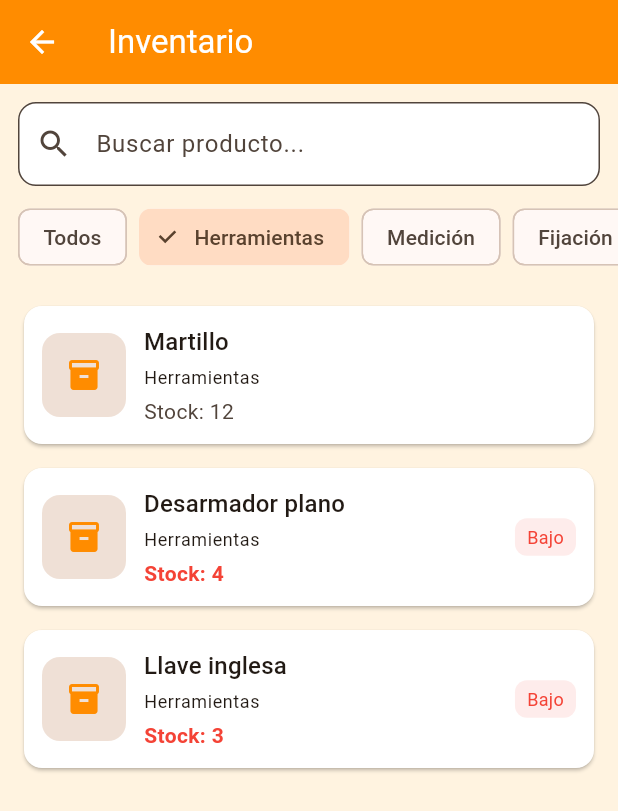
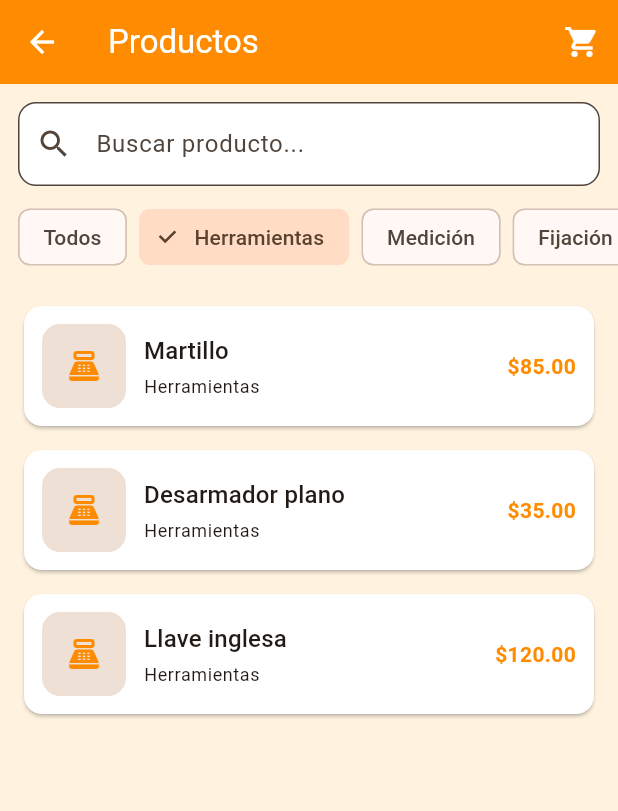
Before and after one commit to leyverAAA/Tlapaleria_app, a Flutter app: the CatalogScreen screen opened directly, after a tap on "Herramientas", on a phone screen of 412 x 824 dp. Shown: the top 811 px of the screen. Run offline on Flutter 3.47's test engine with Material 3 defaults, Android fonts, the phone set to English and light mode, and no system bars.

Commit message:
Convertir app a POS (venta, carrito, cobro simulado) con lógica simple estilo Viveroa

```diff
--- a/lib/core/widgets/product_card.dart
+++ b/lib/core/widgets/product_card.dart
@@ -11,8 +11,6 @@ class ProductCard extends StatelessWidget {
   @override
   Widget build(BuildContext context) {
     final colorScheme = Theme.of(context).colorScheme;
-    final lowStock = product.isLowStock;
-
     return Card(
       child: InkWell(
         borderRadius: BorderRadius.circular(12),
@@ -28,7 +26,7 @@ class ProductCard extends StatelessWidget {
                   color: colorScheme.surfaceContainerHighest,
                   borderRadius: BorderRadius.circular(12),
                 ),
-                child: Icon(Icons.inventory_2, color: colorScheme.primary),
+                child: Icon(Icons.point_of_sale, color: colorScheme.primary),
               ),
               const SizedBox(width: 12),
               Expanded(
@@ -44,36 +42,16 @@ class ProductCard extends StatelessWidget {
                       product.category,
                       style: Theme.of(context).textTheme.bodySmall,
                     ),
-                    const SizedBox(height: 4),
-                    Text(
-                      'Stock: ${product.stock}',
-                      style: TextStyle(
-                        color: lowStock
-                            ? Colors.red
-                            : colorScheme.onSurfaceVariant,
-                        fontWeight: lowStock
-                            ? FontWeight.w600
-                            : FontWeight.normal,
-                      ),
-                    ),
                   ],
                 ),
               ),
-              if (lowStock)
-                Container(
-                  padding: const EdgeInsets.symmetric(
-                    horizontal: 8,
-                    vertical: 4,
-                  ),
-                  decoration: BoxDecoration(
-                    color: Colors.red.withValues(alpha: 0.1),
-                    borderRadius: BorderRadius.circular(8),
-                  ),
-                  child: const Text(
-                    'Bajo',
-                    style: TextStyle(color: Colors.red, fontSize: 12),
-                  ),
+              Text(
+                '\$${product.price.toStringAsFixed(2)}',
+                style: TextStyle(
+                  color: colorScheme.primary,
+                  fontWeight: FontWeight.bold,
                 ),
+              ),
             ],
           ),
         ),
--- a/lib/data/local/products_data.dart
+++ b/lib/data/local/products_data.dart
@@ -9,8 +9,6 @@ class ProductsData {
       category: 'Herramientas',
       description: 'Martillo de acero con mango ergonómico.',
       image: 'assets/images/Logo.png',
-      stock: 12,
-      minStock: 5,
     ),
     Product(
       id: '2',
@@ -19,8 +17,6 @@ class ProductsData {
       category: 'Herramientas',
       description: 'Desarmador plano de 6 pulgadas.',
       image: 'assets/images/Logo.png',
-      stock: 4,
-      minStock: 5,
     ),
     Product(
       id: '3',
@@ -29,8 +25,6 @@ class ProductsData {
       category: 'Medición',
       description: 'Cinta métrica de 5 metros.',
       image: 'assets/images/Logo.png',
-      stock: 8,
-      minStock: 3,
     ),
     Product(
       id: '4',
@@ -39,8 +33,6 @@ class ProductsData {
       category: 'Fijación',
       description: 'Paquete de tornillos para madera.',
       image: 'assets/images/Logo.png',
-      stock: 2,
-      minStock: 6,
     ),
     Product(
       id: '5',
@@ -49,8 +41,6 @@ class ProductsData {
       category: 'Protección',
       description: 'Guantes resistentes para trabajo pesado.',
       image: 'assets/images/Logo.png',
-      stock: 15,
-      minStock: 4,
     ),
     Product(
       id: '6',
@@ -59,8 +49,6 @@ class ProductsData {
       category: 'Herramientas',
       description: 'Llave ajustable de 10 pulgadas.',
       image: 'assets/images/Logo.png',
-      stock: 3,
-      minStock: 3,
     ),
   ];
 }
--- /dev/null
+++ b/lib/features/cart/cart_provider.dart
@@ -0,0 +1,54 @@
+import 'package:flutter/material.dart';
+
+import '../../models/product.dart';
+
+class CartItem {
+  final Product product;
+  int quantity;
+
+  CartItem({required this.product, this.quantity = 1});
+
+  double get subtotal => product.price * quantity;
+}
+
+class CartProvider extends ChangeNotifier {
+  final List<CartItem> _items = [];
+
+  List<CartItem> get items => List.unmodifiable(_items);
+
+  int get itemCount => _items.fold(0, (sum, item) => sum + item.quantity);
+
+  double get total => _items.fold(0, (sum, item) => sum + item.subtotal);
+
+  void add(Product product) {
+    final index = _items.indexWhere((item) => item.product.id == product.id);
+    if (index >= 0) {
+      _items[index].quantity++;
+    } else {
+      _items.add(CartItem(product: product));
+    }
+    notifyListeners();
+  }
+
+  void remove(Product product) {
+    _items.removeWhere((item) => item.product.id == product.id);
+    notifyListeners();
+  }
+
+  void decrease(Product product) {
+    final index = _items.indexWhere((item) => item.product.id == product.id);
+    if (index >= 0) {
+      if (_items[index].quantity > 1) {
+        _items[index].quantity--;
+      } else {
+        _items.removeAt(index);
+      }
+      notifyListeners();
+    }
+  }
+
+  void clear() {
+    _items.clear();
+    notifyListeners();
+  }
+}
--- a/lib/features/cart/inventory_provider.dart
+++ /dev/null
@@ -1,40 +0,0 @@
-import 'package:flutter/material.dart';
-
-import '../../models/product.dart';
-
-class InventoryProvider extends ChangeNotifier {
-  final List<Product> _products = [];
-
-  List<Product> get products => List.unmodifiable(_products);
-
-  List<Product> get lowStockProducts =>
-      _products.where((p) => p.isLowStock).toList();
-
-  int get lowStockCount => lowStockProducts.length;
-
-  void setProducts(List<Product> products) {
-    _products
-      ..clear()
-      ..addAll(products);
-    notifyListeners();
-  }
-
-  void updateStock(String productId, int newStock) {
-    final index = _products.indexWhere((p) => p.id == productId);
-    if (index == -1) return;
-    _products[index] = _products[index].copyWith(
-      stock: newStock < 0 ? 0 : newStock,
-    );
-    notifyListeners();
-  }
-
-  void increaseStock(String productId, [int amount = 1]) {
-    final product = _products.firstWhere((p) => p.id == productId);
-    updateStock(productId, product.stock + amount);
-  }
-
-  void decreaseStock(String productId, [int amount = 1]) {
-    final product = _products.firstWhere((p) => p.id == productId);
-    updateStock(productId, product.stock - amount);
-  }
-}
--- a/lib/features/catalog/catalog_screen.dart
+++ b/lib/features/catalog/catalog_screen.dart
@@ -3,7 +3,9 @@ import 'package:provider/provider.dart';
 
 import '../../core/widgets/product_card.dart';
 import '../../data/repositories/product_repository.dart';
-import '../cart/inventory_provider.dart';
+import '../../models/product.dart';
+import '../cart/cart_provider.dart';
+import '../cart/cart_screen.dart';
 import '../product_detail/product_detail_screen.dart';
 
 class CatalogScreen extends StatefulWidget {
@@ -15,6 +17,7 @@ class CatalogScreen extends StatefulWidget {
 
 class _CatalogScreenState extends State<CatalogScreen> {
   final ProductRepository _repository = ProductRepository();
+  List<Product> _products = [];
   String _query = '';
   String? _category;
   bool _loading = true;
@@ -28,18 +31,17 @@ class _CatalogScreenState extends State<CatalogScreen> {
   Future<void> _load() async {
     final products = await _repository.getProducts();
     if (!mounted) return;
-    final provider = context.read<InventoryProvider>();
-    if (provider.products.isEmpty) {
-      provider.setProducts(products);
-    }
-    setState(() => _loading = false);
+    setState(() {
+      _products = products;
+      _loading = false;
+    });
   }
 
   @override
   Widget build(BuildContext context) {
-    final allProducts = context.watch<InventoryProvider>().products;
-    final categories = ['Todos', ...allProducts.map((p) => p.category).toSet()];
-    final filtered = allProducts.where((p) {
+    final cartCount = context.watch<CartProvider>().itemCount;
+    final categories = ['Todos', ..._products.map((p) => p.category).toSet()];
+    final filtered = _products.where((p) {
       final matchesQuery =
           _query.isEmpty || p.name.toLowerCase().contains(_query.toLowerCase());
       final matchesCategory = _category == null || p.category == _category;
@@ -47,7 +49,36 @@ class _CatalogScreenState extends State<CatalogScreen> {
     }).toList();
 
     return Scaffold(
-      appBar: AppBar(title: const Text('Inventario')),
+      appBar: AppBar(
+        title: const Text('Productos'),
+        actions: [
+          IconButton(
+            onPressed: () {
+              Navigator.push(
+                context,
+                MaterialPageRoute(builder: (_) => const CartScreen()),
+              );
+            },
+            icon: Stack(
+              children: [
+                const Icon(Icons.shopping_cart),
+                if (cartCount > 0)
+                  Positioned(
+                    right: 0,
+                    top: 0,
+                    child: CircleAvatar(
+                      radius: 8,
+                      child: Text(
+                        '$cartCount',
+                        style: const TextStyle(fontSize: 10),
+                      ),
+                    ),
+                  ),
+              ],
+            ),
+          ),
+        ],
+      ),
       body: Column(
         children: [
           Padding(
@@ -100,7 +131,7 @@ class _CatalogScreenState extends State<CatalogScreen> {
                             context,
                             MaterialPageRoute(
                               builder: (_) =>
-                                  ProductDetailScreen(productId: product.id),
+                                  ProductDetailScreen(product: product),
                             ),
                           );
                         },
--- a/lib/features/home/home_screen.dart
+++ b/lib/features/home/home_screen.dart
@@ -1,8 +1,8 @@
 import 'package:flutter/material.dart';
 import 'package:provider/provider.dart';
 
-import '../cart/inventory_provider.dart';
-import '../cart/low_stock_screen.dart';
+import '../cart/cart_provider.dart';
+import '../cart/cart_screen.dart';
 import '../catalog/catalog_screen.dart';
 
 class HomeScreen extends StatelessWidget {
@@ -10,16 +10,50 @@ class HomeScreen extends StatelessWidget {
 
   @override
   Widget build(BuildContext context) {
-    final lowStockCount = context.watch<InventoryProvider>().lowStockCount;
+    final itemCount = context.watch<CartProvider>().itemCount;
     final colorScheme = Theme.of(context).colorScheme;
 
     return Scaffold(
-      appBar: AppBar(title: const Text('Gestión Tlapalería')),
+      appBar: AppBar(
+        title: const Text('POS Tlapalería'),
+        actions: [
+          IconButton(
+            onPressed: () {
+              Navigator.push(
+                context,
+                MaterialPageRoute(builder: (_) => const CartScreen()),
+              );
+            },
+            icon: Stack(
+              children: [
+                const Icon(Icons.point_of_sale),
+                if (itemCount > 0)
+                  Positioned(
+                    right: 0,
+                    top: 0,
+                    child: CircleAvatar(
+                      radius: 8,
+                      backgroundColor: colorScheme.error,
+                      child: Text(
+                        '$itemCount',
+                        style: const TextStyle(
+                          color: Colors.white,
+                          fontSize: 10,
+                        ),
+                      ),
+                    ),
+                  ),
+              ],
+            ),
+            tooltip: 'Venta actual',
+          ),
+        ],
+      ),
       body: SafeArea(
-        child: SingleChildScrollView(
+        child: Padding(
           padding: const EdgeInsets.all(20),
           child: Column(
-            crossAxisAlignment: CrossAxisAlignment.start,
+            mainAxisAlignment: MainAxisAlignment.center,
             children: [
               ClipRRect(
                 borderRadius: BorderRadius.circular(16),
@@ -29,45 +63,19 @@ class HomeScreen extends StatelessWidget {
                   fit: BoxFit.cover,
                 ),
               ),
-              const SizedBox(height: 20),
-              Text(
-                'Panel de gestión',
-                style: Theme.of(context).textTheme.headlineSmall
-                    ?.copyWith(fontWeight: FontWeight.w700),
+              const SizedBox(height: 24),
+              const Text(
+                'Punto de Venta',
+                textAlign: TextAlign.center,
+                style: TextStyle(fontSize: 24, fontWeight: FontWeight.w700),
               ),
               const SizedBox(height: 8),
               Text(
-                'Controla el inventario y detecta productos con stock bajo.',
-                style: Theme.of(context).textTheme.bodyLarge
-                    ?.copyWith(color: colorScheme.onSurfaceVariant),
+                'Agrega productos, revisa el total y registra la venta.',
+                textAlign: TextAlign.center,
+                style: TextStyle(color: colorScheme.onSurfaceVariant),
               ),
-              const SizedBox(height: 20),
-              Card(
-                child: ListTile(
-                  leading: Icon(
-                    Icons.warning_amber_rounded,
-                    color: Colors.orange,
-                  ),
-                  title: const Text('Productos con stock bajo'),
-                  trailing: CircleAvatar(
-                    radius: 14,
-                    backgroundColor: lowStockCount > 0
-                        ? Colors.red
-                        : Colors.green,
-                    child: Text(
-                      '$lowStockCount',
-                      style: const TextStyle(color: Colors.white, fontSize: 12),
-                    ),
-                  ),
-                  onTap: () {
-                    Navigator.push(
-                      context,
-                      MaterialPageRoute(builder: (_) => const LowStockScreen()),
-                    );
-                  },
-                ),
-              ),
-              const SizedBox(height: 16),
+              const SizedBox(height: 24),
               SizedBox(
                 width: double.infinity,
                 child: ElevatedButton.icon(
@@ -77,8 +85,8 @@ class HomeScreen extends StatelessWidget {
                       MaterialPageRoute(builder: (_) => const CatalogScreen()),
                     );
                   },
-                  icon: const Icon(Icons.inventory_2),
-                  label: const Text('Ver inventario'),
+                  icon: const Icon(Icons.add_shopping_cart),
+                  label: const Text('Nueva venta / Agregar productos'),
                 ),
               ),
             ],
--- a/lib/main.dart
+++ b/lib/main.dart
@@ -2,7 +2,7 @@ import 'package:flutter/material.dart';
 import 'package:provider/provider.dart';
 
 import 'core/theme/app_theme.dart';
-import 'features/cart/inventory_provider.dart';
+import 'features/cart/cart_provider.dart';
 import 'features/splash/splash_screen.dart';
 
 void main() {
@@ -15,7 +15,7 @@ class MyApp extends StatelessWidget {
   @override
   Widget build(BuildContext context) {
     return MultiProvider(
-      providers: [ChangeNotifierProvider(create: (_) => InventoryProvider())],
+      providers: [ChangeNotifierProvider(create: (_) => CartProvider())],
       child: MaterialApp(
         title: 'Tlapalería App',
         debugShowCheckedModeBanner: false,
--- a/lib/models/product.dart
+++ b/lib/models/product.dart
@@ -5,8 +5,6 @@ class Product {
   final String category;
   final String description;
   final String image;
-  final int stock;
-  final int minStock;
 
   const Product({
     required this.id,
@@ -15,22 +13,5 @@ class Product {
     required this.category,
     required this.description,
     required this.image,
-    required this.stock,
-    required this.minStock,
   });
-
-  Product copyWith({int? stock}) {
-    return Product(
-      id: id,
-      name: name,
-      price: price,
-      category: category,
-      description: description,
-      image: image,
-      stock: stock ?? this.stock,
-      minStock: minStock,
-    );
-  }
-
-  bool get isLowStock => stock <= minStock;
 }
```
Also changed, not shown: lib/features/cart/cart_screen.dart (added, +153 -0 lines), lib/features/cart/low_stock_screen.dart (deleted, +0 -41 lines), lib/features/product_detail/product_detail_screen.dart (+10 -78 lines), 4 other files.
